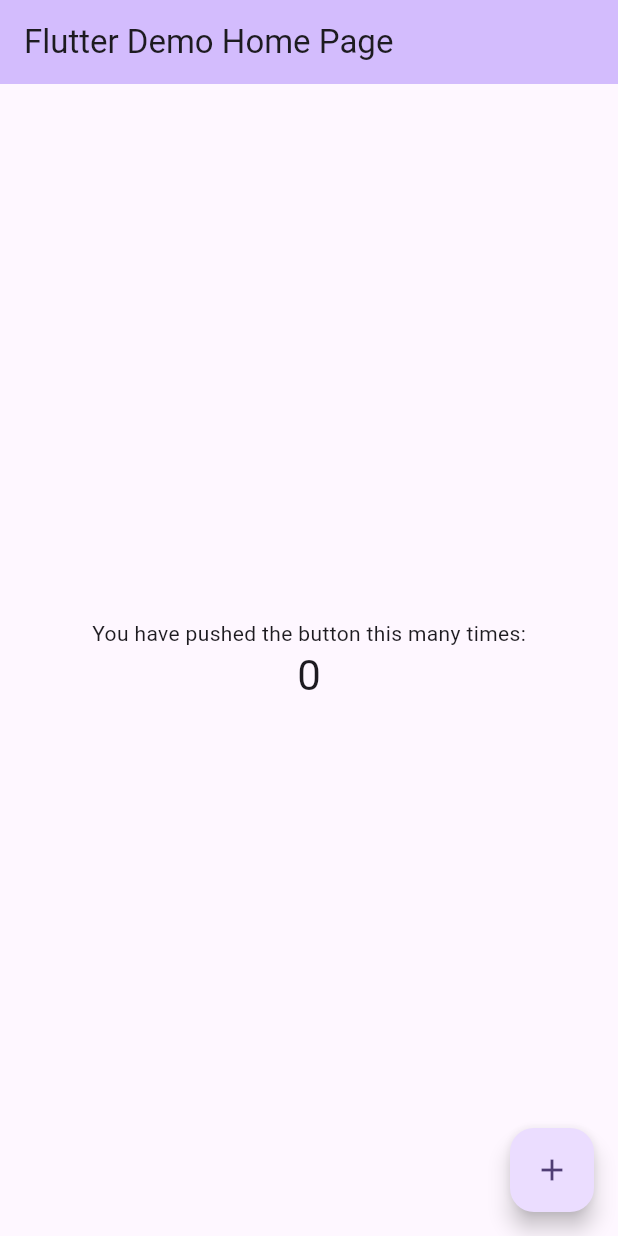
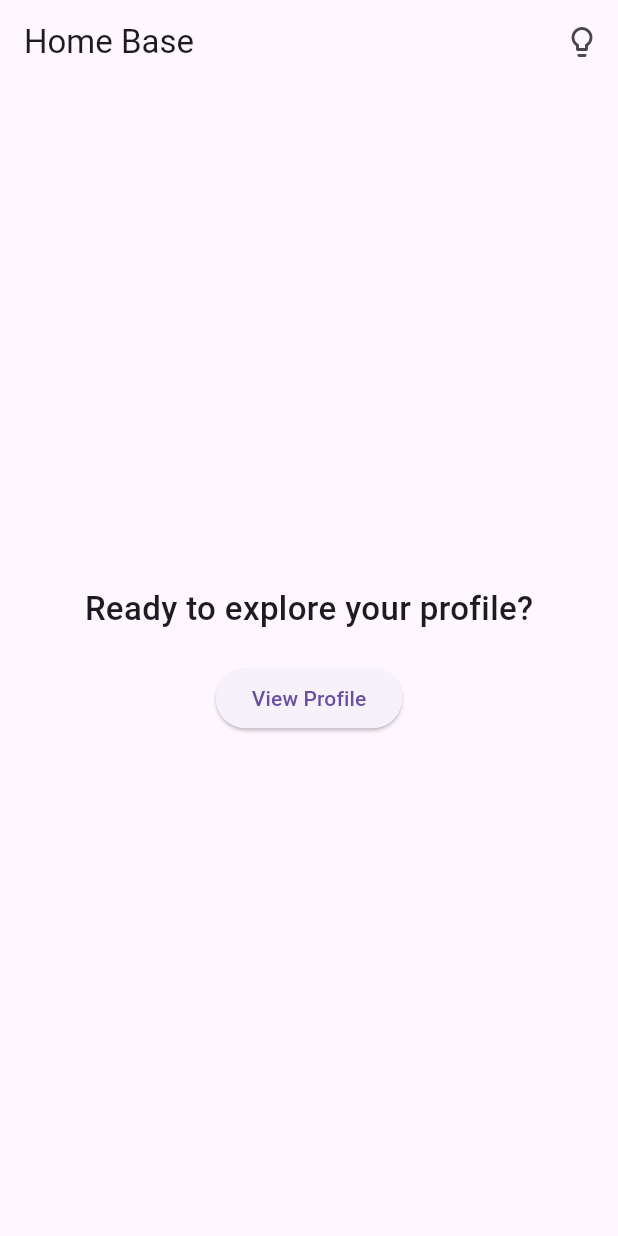
Before and after one commit to Judahlomo/FlutterProfileApp, a Flutter app: the screen it shows after launch, on a phone screen of 412 x 824 dp. Run offline on Flutter 3.47's test engine with Material 3 defaults, Android fonts, the phone set to English and light mode, and no system bars.

Commit message:
Completing full app implementation

```diff
--- a/lib/main.dart
+++ b/lib/main.dart
@@ -1,122 +1,33 @@
 import 'package:flutter/material.dart';
+import 'screens/home_screen.dart';
 
 void main() {
-  runApp(const MyApp());
+  runApp(const ThemeRoot());
 }
 
-class MyApp extends StatelessWidget {
-  const MyApp({super.key});
+class ThemeRoot extends StatefulWidget {
+  const ThemeRoot({super.key});
 
-  // This widget is the root of your application.
   @override
-  Widget build(BuildContext context) {
-    return MaterialApp(
-      title: 'Flutter Demo',
-      theme: ThemeData(
-        // This is the theme of your application.
-        //
-        // TRY THIS: Try running your application with "flutter run". You'll see
-        // the application has a purple toolbar. Then, without quitting the app,
-        // try changing the seedColor in the colorScheme below to Colors.green
-        // and then invoke "hot reload" (save your changes or press the "hot
-        // reload" button in a Flutter-supported IDE, or press "r" if you used
-        // the command line to start the app).
-        //
-        // Notice that the counter didn't reset back to zero; the application
-        // state is not lost during the reload. To reset the state, use hot
-        // restart instead.
-        //
-        // This works for code too, not just values: Most code changes can be
-        // tested with just a hot reload.
-        colorScheme: ColorScheme.fromSeed(seedColor: Colors.deepPurple),
-      ),
-      home: const MyHomePage(title: 'Flutter Demo Home Page'),
-    );
-  }
+  State<ThemeRoot> createState() => _ThemeRootState();
 }
 
-class MyHomePage extends StatefulWidget {
-  const MyHomePage({super.key, required this.title});
+class _ThemeRootState extends State<ThemeRoot> {
+  bool darkMode = false;
 
-  // This widget is the home page of your application. It is stateful, meaning
-  // that it has a State object (defined below) that contains fields that affect
-  // how it looks.
-
-  // This class is the configuration for the state. It holds the values (in this
-  // case the title) provided by the parent (in this case the App widget) and
-  // used by the build method of the State. Fields in a Widget subclass are
-  // always marked "final".
-
-  final String title;
-
-  @override
-  State<MyHomePage> createState() => _MyHomePageState();
-}
-
-class _MyHomePageState extends State<MyHomePage> {
-  int _counter = 0;
-
-  void _incrementCounter() {
+  void switchTheme() {
     setState(() {
-      // This call to setState tells the Flutter framework that something has
-      // changed in this State, which causes it to rerun the build method below
-      // so that the display can reflect the updated values. If we changed
-      // _counter without calling setState(), then the build method would not be
-      // called again, and so nothing would appear to happen.
-      _counter++;
+      darkMode = !darkMode;
     });
   }
 
   @override
   Widget build(BuildContext context) {
-    // This method is rerun every time setState is called, for instance as done
-    // by the _incrementCounter method above.
-    //
-    // The Flutter framework has been optimized to make rerunning build methods
-    // fast, so that you can just rebuild anything that needs updating rather
-    // than having to individually change instances of widgets.
-    return Scaffold(
-      appBar: AppBar(
-        // TRY THIS: Try changing the color here to a specific color (to
-        // Colors.amber, perhaps?) and trigger a hot reload to see the AppBar
-        // change color while the other colors stay the same.
-        backgroundColor: Theme.of(context).colorScheme.inversePrimary,
-        // Here we take the value from the MyHomePage object that was created by
-        // the App.build method, and use it to set our appbar title.
-        title: Text(widget.title),
-      ),
-      body: Center(
-        // Center is a layout widget. It takes a single child and positions it
-        // in the middle of the parent.
-        child: Column(
-          // Column is also a layout widget. It takes a list of children and
-          // arranges them vertically. By default, it sizes itself to fit its
-          // children horizontally, and tries to be as tall as its parent.
-          //
-          // Column has various properties to control how it sizes itself and
-          // how it positions its children. Here we use mainAxisAlignment to
-          // center the children vertically; the main axis here is the vertical
-          // axis because Columns are vertical (the cross axis would be
-          // horizontal).
-          //
-          // TRY THIS: Invoke "debug painting" (choose the "Toggle Debug Paint"
-          // action in the IDE, or press "p" in the console), to see the
-          // wireframe for each widget.
-          mainAxisAlignment: MainAxisAlignment.center,
-          children: <Widget>[
-            const Text('You have pushed the button this many times:'),
-            Text(
-              '$_counter',
-              style: Theme.of(context).textTheme.headlineMedium,
-            ),
-          ],
-        ),
-      ),
-      floatingActionButton: FloatingActionButton(
-        onPressed: _incrementCounter,
-        tooltip: 'Increment',
-        child: const Icon(Icons.add),
-      ), // This trailing comma makes auto-formatting nicer for build methods.
+    return MaterialApp(
+      title: 'FlutterProfileApp',
+      theme: darkMode ? ThemeData.dark() : ThemeData.light(),
+      debugShowCheckedModeBanner: false,
+      home: HomeScreen(toggleTheme: switchTheme),
     );
   }
 }
--- /dev/null
+++ b/lib/screens/home_screen.dart
@@ -0,0 +1,45 @@
+import 'package:flutter/material.dart';
+import 'profile_screen.dart';
+
+class HomeScreen extends StatelessWidget {
+  final VoidCallback toggleTheme;
+
+  const HomeScreen({super.key, required this.toggleTheme});
+
+  @override
+  Widget build(BuildContext context) {
+    return Scaffold(
+      appBar: AppBar(
+        title: const Text('Home Base'),
+        actions: [
+          IconButton(
+            icon: const Icon(Icons.lightbulb_outline),
+            onPressed: toggleTheme,
+            tooltip: 'Switch Theme',
+          ),
+        ],
+      ),
+      body: Center(
+        child: Column(
+          mainAxisAlignment: MainAxisAlignment.center,
+          children: [
+            const Text(
+              'Ready to explore your profile?',
+              style: TextStyle(fontSize: 22, fontWeight: FontWeight.w500),
+            ),
+            const SizedBox(height: 20),
+            ElevatedButton(
+              onPressed: () {
+                Navigator.push(
+                  context,
+                  MaterialPageRoute(builder: (_) => const ProfileScreen()),
+                );
+              },
+              child: const Text('View Profile'),
+            ),
+          ],
+        ),
+      ),
+    );
+  }
+}
--- a/pubspec.yaml
+++ b/pubspec.yaml
@@ -51,6 +51,8 @@ dev_dependencies:
 
 # The following section is specific to Flutter packages.
 flutter:
+  assets:
+    - assets/csProfPic.jpg
 
   # The following line ensures that the Material Icons font is
   # included with your application, so that you can use the icons in
```
Also changed, not shown: lib/screens/profile_screen.dart (added, +60 -0 lines), assets/csProfPic.jpg (added), assets/profile.jpg (added), 1 other file.
